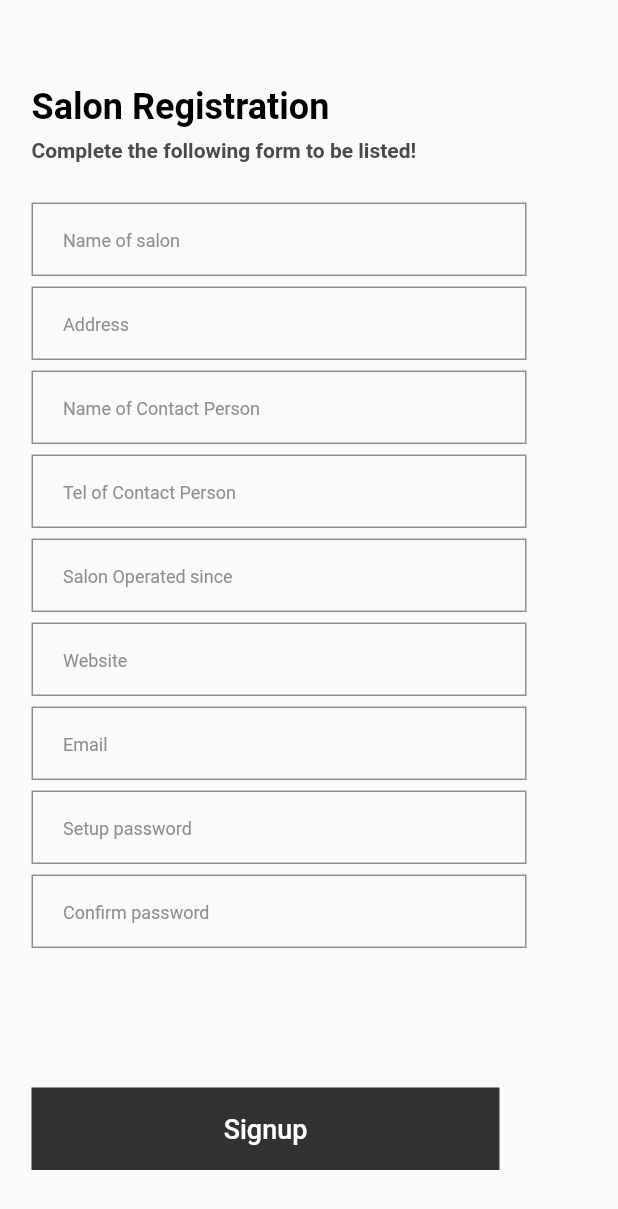
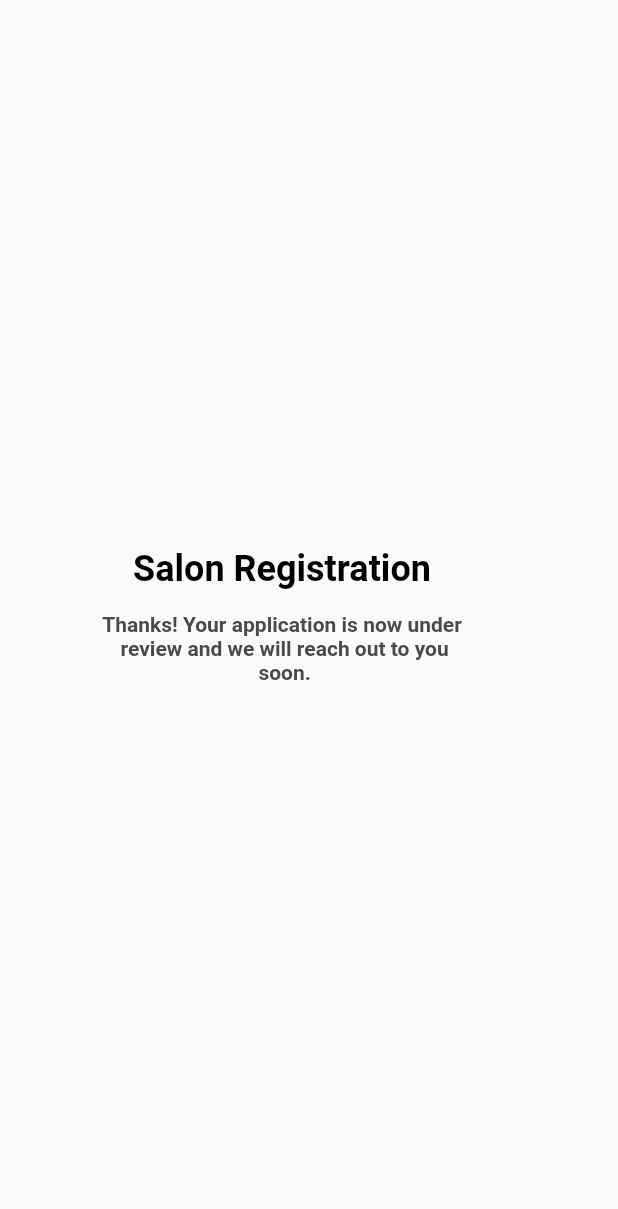
Before and after one commit to tkff1222/ui_screen, a Flutter app: the screen it shows after launch, on a phone screen of 412 x 824 dp. Shown: the top 1209 px of the screen. Run offline on Flutter 3.47's test engine with Material 2 defaults, Android fonts, the phone set to English and light mode, and no system bars; Roboto replaces fonts that are missing (Montserrat).

Commit message:
Register Screen 2 of Salon

```diff
--- /dev/null
+++ b/lib/RegisterSalon2.dart
@@ -0,0 +1,46 @@
+import 'package:flutter/material.dart';
+
+class RegisterSalon2 extends StatefulWidget {
+  RegisterSalon2({Key key}) : super(key: key);
+
+  @override
+  _RegisterSalon2State createState() => new _RegisterSalon2State();
+}
+
+class _RegisterSalon2State extends State<RegisterSalon2> {
+  @override
+  Widget build(BuildContext context) {
+    return new Scaffold(
+      body: Padding(
+        padding: const EdgeInsets.only(left: 37),
+        child: new Column(
+            mainAxisAlignment: MainAxisAlignment.center,
+            crossAxisAlignment: CrossAxisAlignment.center,
+            mainAxisSize: MainAxisSize.max,
+            children: <Widget>[
+              new Text( "Salon Registration", style: TextStyle(
+                fontSize: 24,
+                fontWeight: FontWeight.bold,
+                fontFamily: "Montserrat",
+                color: Color(0xFF000000),
+              ),),
+              SizedBox(height: 12),
+              new Container(
+                  width: 302,
+                  height:54,
+                  alignment: Alignment.center,
+                  child:new Text( "Thanks! Your application is now under\n review and we will reach out to you\n soon.",
+                    style: TextStyle(
+                    fontSize: 14,
+                    fontWeight: FontWeight.bold,
+                    fontFamily: "Montserrat",
+                    color: Color(0xFF4A4A4A),
+                  ),
+                    textAlign: TextAlign.center,
+                  ))
+            ]
+        ),
+      ),
+    );
+  }
+}
--- a/lib/main.dart
+++ b/lib/main.dart
@@ -9,6 +9,7 @@ import 'package:ui_screen/M004.dart';
 import 'package:ui_screen/M005.dart';
 import 'package:ui_screen/ON003.dart';
 import 'package:ui_screen/RegisterSalon.dart';
+import 'package:ui_screen/RegisterSalon2.dart';
 import 'package:ui_screen/SignUpSalon.dart';
 import 'package:ui_screen/TestScreen.dart';
 
@@ -33,7 +34,7 @@ class MyApp extends StatelessWidget {
         primarySwatch: Colors.blue,
       ),
       //home: MyHomePage(title: 'Flutter Demo Home Page'),
-      home:RegisterSalon(),
+      home:RegisterSalon2(),
       //home: TestScreen(),
     );
   }
```
